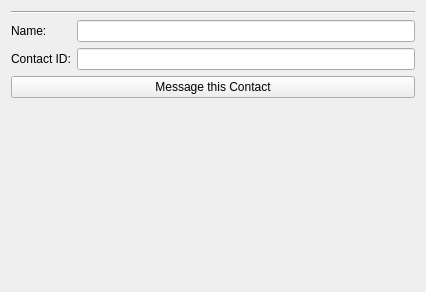
Old version of the form src/gui/widgets/contactdetails.ui in the repository Open-Transactions/Moneychanger.
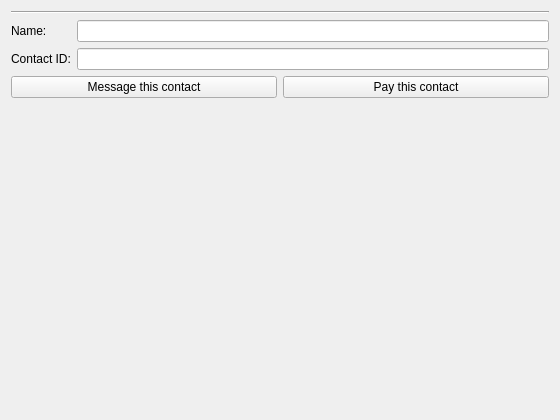
New version of the form. Icons and pictures are not drawn. Custom widgets are drawn as their Qt base class.

Patch:
```diff
--- a/src/gui/widgets/contactdetails.ui
+++ b/src/gui/widgets/contactdetails.ui
@@ -6,8 +6,8 @@
    <rect>
     <x>0</x>
     <y>0</y>
-    <width>426</width>
-    <height>292</height>
+    <width>560</width>
+    <height>420</height>
    </rect>
   </property>
   <property name="sizePolicy">
@@ -75,11 +75,42 @@
     </layout>
    </item>
    <item>
-    <widget class="QPushButton" name="pushButtonMsg">
-     <property name="text">
-      <string>Message this Contact</string>
-     </property>
-    </widget>
+    <layout class="QHBoxLayout" name="horizontalLayout">
+     <item>
+      <widget class="QPushButton" name="pushButtonMsg">
+       <property name="text">
+        <string>Message this contact</string>
+       </property>
+       <property name="icon">
+        <iconset resource="../resource.qrc">
+         <normaloff>:/icons/icons/pencil.png</normaloff>:/icons/icons/pencil.png</iconset>
+       </property>
+       <property name="iconSize">
+        <size>
+         <width>64</width>
+         <height>64</height>
+        </size>
+       </property>
+      </widget>
+     </item>
+     <item>
+      <widget class="QPushButton" name="pushButtonPay">
+       <property name="text">
+        <string>Pay this contact</string>
+       </property>
+       <property name="icon">
+        <iconset resource="../resource.qrc">
+         <normaloff>:/icons/icons/fistful_of_cash_72.png</normaloff>:/icons/icons/fistful_of_cash_72.png</iconset>
+       </property>
+       <property name="iconSize">
+        <size>
+         <width>64</width>
+         <height>64</height>
+        </size>
+       </property>
+      </widget>
+     </item>
+    </layout>
    </item>
    <item>
     <spacer name="verticalSpacer">
```
Left out of the diff: 4 changed lines with no effect on the pictures.
